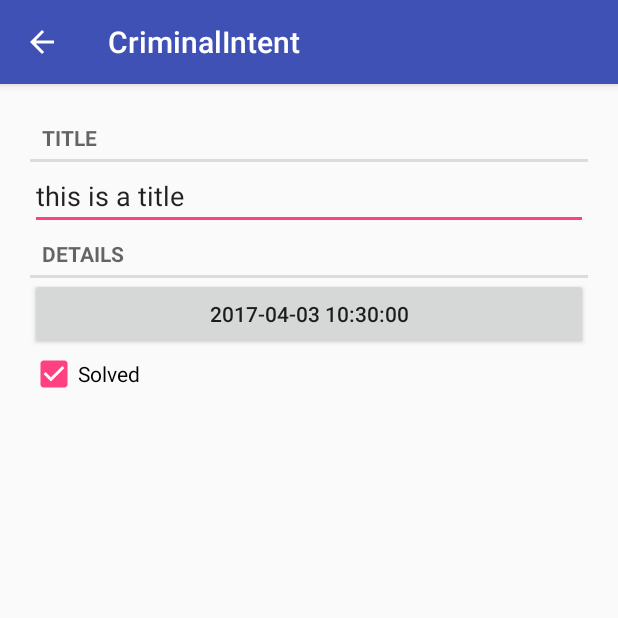
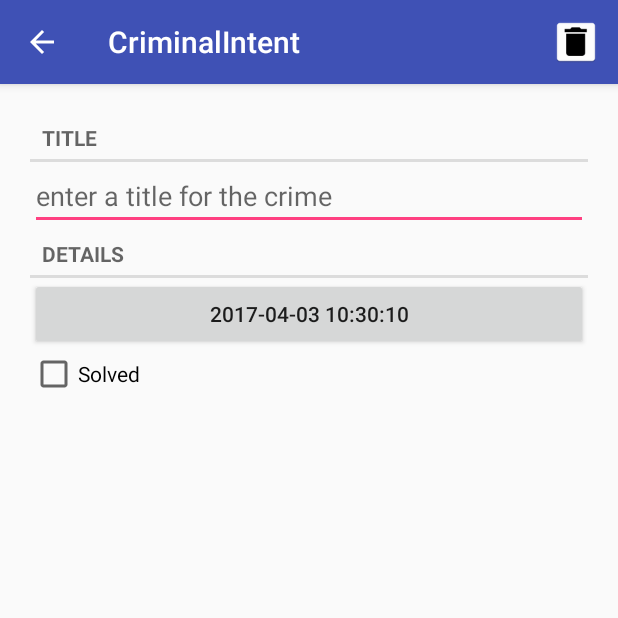
Before and after one commit to z3896823/CrimeIntent, an Android app: the screen it shows after launch (CrimePagerActivity), after a tap on "Add", on a phone screen of 412 x 824 dp, the top half of it. Run offline under Robolectric (Android 15) with nearby library versions, the phone set to English and light mode, and no system bars.

Commit message:
weird bug

```diff
--- a/app/src/main/java/org/zyb/criminalintent/CrimePagerActivity.java
+++ b/app/src/main/java/org/zyb/criminalintent/CrimePagerActivity.java
@@ -7,8 +7,10 @@ import android.support.annotation.Nullable;
 import android.support.v4.app.Fragment;
 import android.support.v4.app.FragmentManager;
 import android.support.v4.app.FragmentStatePagerAdapter;
+import android.support.v4.view.PagerAdapter;
 import android.support.v4.view.ViewPager;
 import android.support.v7.app.AppCompatActivity;
+import android.util.Log;
 
 import org.zyb.criminalintent.fragment.CrimeDetailFragment;
 import org.zyb.criminalintent.model.Crime;
@@ -29,9 +31,10 @@ import java.util.UUID;
 
 public class CrimePagerActivity extends AppCompatActivity {
 
+    private static final String TAG = "ybz";
     private ViewPager vp_container;
 
-    private List<Crime> crimeList;
+    private CrimeManager crimeManager;
 
     public static Intent newIntent(Context context, UUID uuid){
         Intent intent = new Intent(context,CrimePagerActivity.class);
@@ -44,17 +47,18 @@ public class CrimePagerActivity extends AppCompatActivity {
         super.onCreate(savedInstanceState);
         setContentView(R.layout.activity_crimepager);
 
+        crimeManager = CrimeManager.getCrimeManager(this);
         vp_container = (ViewPager) findViewById(R.id.id_vp_container);
 
-        crimeList = CrimeManager.getCrimeManager(this).getCrimeList();
+        // create adapter
+        FragmentManager fragmentManager = getSupportFragmentManager();
+        FragmentStatePagerAdapter adapter = new FragmentStatePagerAdapter(fragmentManager) {
 
-        FragmentManager fragmentManager = getSupportFragmentManager();
+            List<Crime> crimeList = crimeManager.getCrimeList();
 
-        vp_container.setAdapter(new FragmentStatePagerAdapter(fragmentManager) {
             @Override
             public Fragment getItem(int position) {
                 Crime crime = crimeList.get(position);
-                //根据Fragment的特性，每次会实例化三个Fragment，先实例化本身，在分别实例化左边和右边的
                 return CrimeDetailFragment.newInstance(crime.getUuid());
             }
 
@@ -62,14 +66,32 @@ public class CrimePagerActivity extends AppCompatActivity {
             public int getCount() {
                 return crimeList.size();
             }
-        });
 
+            @Override
+            public int getItemPosition(Object object){
+                return PagerAdapter.POSITION_NONE;
+            }
+        };
+        vp_container.setAdapter(adapter);
+
+        // tell viewPager where to start
         UUID crimeId = (UUID) getIntent().getSerializableExtra("crimeId");
+        List<Crime> crimeList = crimeManager.getCrimeList();
         for (int i = 0; i<crimeList.size();i++){
             if (crimeList.get(i).getUuid().equals(crimeId)){
                 vp_container.setCurrentItem(i);
                 break;
             }
         }
+
+    }
+
+    /**
+     * 当某条目被删除后，通知adapter
+     * @param uuid 要删除的item的UUID
+     */
+    public void onItemDeleted(UUID uuid){
+        crimeManager.deleteCrime(uuid);
+        vp_container.getAdapter().notifyDataSetChanged();
     }
 }
--- a/app/src/main/java/org/zyb/criminalintent/fragment/CrimeListFragment.java
+++ b/app/src/main/java/org/zyb/criminalintent/fragment/CrimeListFragment.java
@@ -24,6 +24,7 @@ import org.zyb.criminalintent.model.Crime;
 import org.zyb.criminalintent.model.CrimeManager;
 
 import java.util.List;
+import java.util.UUID;
 
 /**
  * <pre>
@@ -41,9 +42,7 @@ public class CrimeListFragment extends Fragment {
 
     private RecyclerView rv_crimeList;
 
-    private CrimeAdapter adapter;
-
-    private List<Crime> crimeList = null;
+    private CrimeManager crimeManager;
 
     @Override
     public void onCreate(@Nullable Bundle savedInstanceState) {
@@ -61,8 +60,10 @@ public class CrimeListFragment extends Fragment {
 
         rv_crimeList.setLayoutManager(layoutManager);
 
-        crimeList = CrimeManager.getCrimeManager(getActivity()).getCrimeList();
-        adapter = new CrimeAdapter(crimeList);
+        crimeManager = CrimeManager.getCrimeManager(getActivity());
+
+        List<Crime> crimeList = crimeManager.getCrimeList();
+        CrimeAdapter adapter = new CrimeAdapter(crimeList);
         rv_crimeList.setAdapter(adapter);
 
         return view;
@@ -71,8 +72,7 @@ public class CrimeListFragment extends Fragment {
     @Override
     public void onResume() {
         super.onResume();
-        adapter.notifyDataSetChanged();
-        Log.d(TAG, "onResume: ");
+        rv_crimeList.getAdapter().notifyDataSetChanged();
     }
 
     @Override
@@ -86,11 +86,9 @@ public class CrimeListFragment extends Fragment {
     public boolean onOptionsItemSelected(MenuItem item) {
         switch (item.getItemId()){
             case R.id.id_menu_add:
-                Crime crime = new Crime();
-                CrimeManager crimeManager = CrimeManager.getCrimeManager(getActivity());
-                //先向数据库提交这个新的对象，然后再去DetailFragment中具体修改这个对象
-                crimeManager.addCrime(crime);
-                Intent intent = CrimePagerActivity.newIntent(getActivity(),crime.getUuid());
+                // 告诉CrimeManager我要添加一个对象，并返回给我新建对象的UUID
+                UUID uuid = crimeManager.addCrime();//返回新生成的Crime对象的UUID
+                Intent intent = CrimePagerActivity.newIntent(getActivity(),uuid);
                 startActivity(intent);
                 break;
             default:
@@ -117,19 +115,10 @@ public class CrimeListFragment extends Fragment {
                 public void onClick(View v) {
                     int position = holder.getAdapterPosition();
                     Intent intent = CrimePagerActivity.newIntent(getActivity(),crimeList.get(position).getUuid());
-                    Log.d(TAG, "list: "+ crimeList.get(position).toString());
-                    Log.d(TAG, "list: "+ crimeList.get(position).hashCode());
                     startActivity(intent);
                 }
             });
 
-            holder.tv_title.setOnClickListener(new View.OnClickListener() {
-                @Override
-                public void onClick(View v) {
-                    int position = holder.getAdapterPosition();
-                    Toast.makeText(getActivity(), crimeList.get(position).getTitle(), Toast.LENGTH_SHORT).show();
-                }
-            });
 
             holder.cb_isSolved.setOnCheckedChangeListener(new CompoundButton.OnCheckedChangeListener() {
                 @Override
@@ -138,7 +127,7 @@ public class CrimeListFragment extends Fragment {
                     Crime crime = crimeList.get(position);
                     crime.setSolved(isChecked);
                     //向数据库提交数据
-                    CrimeManager.getCrimeManager(getActivity()).changeCrimeSolved(crime.getUuid(),crime.getSolved());
+                    crimeManager.changeCrimeSolved(crime.getUuid(),crime.getSolved());
                 }
             });
 
--- a/app/src/main/java/org/zyb/criminalintent/model/CrimeManager.java
+++ b/app/src/main/java/org/zyb/criminalintent/model/CrimeManager.java
@@ -22,23 +22,23 @@ import java.util.logging.SimpleFormatter;
  *     author : zyb
  *     e-mail : hbdxzyb@hotmail.com
  *     time   : 2017/03/16
- *     desc   : 模型类的控制类，使用单例模式
- *     version: 1.0
+ *     desc   : 模型类的控制类，使用单例模式，作为程序与数据库沟通的桥梁，负责维护数据库中的数据和内存中的数据的一致性
+ *     version: 2.0
  * </pre>
  *
  * 注意，这里的设计是想把该类对象作为单例，但是其他方法却是通过对象调用的方式来访问
  * 注意到只有getCrimeLab是静态方法，另外两个get不是静态的，必须通过对象来调用
  *
- * 在本demo中，当数据发生变化时，永远是先更新数据(先set)，再获取数据(get),而不是直接使用更改过的数据
+ * 该类对数据库提交程序对数据的修改，同时也负责维护内存中数据的变化，保持和数据库的一致性。
+ *
  */
 
 public class CrimeManager {
 
+    private static final String TAG = "ybz";
     private static CrimeManager sCrimeManager; // memory leak here
 
     private List<Crime> crimeList = new ArrayList<>();
-
-    private Context mContext;// an application level context
 
     private SQLiteDatabase crimeDB;
 
@@ -53,7 +53,6 @@ public class CrimeManager {
 
     private CrimeManager(Context context){
         // create or get database here
-        mContext = context.getApplicationContext();
         crimeDB = new CrimeDBHelper(context,DB_NAME,version,createTable).getWritableDatabase();
     }
 
@@ -69,7 +68,8 @@ public class CrimeManager {
             // query database here
             Cursor cursor = crimeDB.rawQuery("select * from Crime",null);
             crimeList = CursorParser.getCrimeList(cursor);
-            //首次载入时进行列表的初始化，但是该初始化并未向数据库写入数据
+            cursor.close();
+            // 如果数据库为空，对列表执行初始化，但是该初始化并不向数据库写入数据
             if (crimeList.isEmpty()){
                 Crime crime = new Crime();
                 crime.setTitle("this is a title");
@@ -77,38 +77,55 @@ public class CrimeManager {
                 crime.setSolved(true);
                 crimeList.add(crime);
             }
-            Log.d("ybz", "getCrimeList: create List");
+            Log.d(TAG, "CrimeList get from database:");
+            for (Crime crime:crimeList){
+                Log.d(TAG, "crime title: "+ crime.getTitle()+ "  uuid: "+crime.getUuid().toString());
+            }
         }
-        Log.d("ybz", "getCrimeList: ");
+
         return crimeList;
     }
-    //增
-    public void addCrime(Crime crime){
-        // add into database and query again
+    /**
+     * 这里要更新内存中的crimeList，有两种方法：
+     * 1. 重新从数据库中读取新的列表
+     * 2. 把新的crime直接添加到内存中的crimeList中去
+     */
+    public UUID addCrime(){
+        // add into database and update crimeList in memory
+        Crime crime = new Crime();
         UUID uuid = crime.getUuid();
-        String title = crime.getTitle();
-        String date = crime.getDate();
+        crimeList.add(crime);
+        crimeDB.execSQL("insert into Crime (UUID, title, date ,isSolved) values (?,?,?,?)",
+                new String[]{uuid.toString(),"",Utility.getNowTime(),"0"});
+        Log.d(TAG, crime.getTitle()+ " is added to database by CrimeManager");
+        return uuid;
+    }
 
-        if (crime.getSolved()) {
-            crimeDB.execSQL("insert into Crime (UUID, title, date ,isSolved) values (?,?,?,?)",
-                    new String[]{uuid.toString(),title,date,"1"});
-        } else {
-            crimeDB.execSQL("insert into Crime (UUID, title, date ,isSolved) values (?,?,?,?) ",
-                    new String[]{uuid.toString(),title,date,"0"});
-        }
-        // 更新crimeList
-        crimeList = getCrimeList();
-    }
-    //删
+    /**
+     * 删除数据库后要更新内存中的crimeList，此时有两种情况：
+     * 1. 如果当前crimeList没被GC回收，那么getCrime能够return一个Crime对象回来，将其从crimeList中删除即可
+     * 2. 如果当前crimeList被GC回收了，那么getCrime会重新请求crimeList，此时根据UUID已经get不到已经删除的Crime对象
+     *    所以返回null，不执行任何操作，同时crimeList也已被更新了
+     * @param crimeId
+     */
     public void deleteCrime(UUID crimeId){
         // delete a crime record
-        crimeDB.execSQL("delete from crime where uuid = ?",new String[]{crimeId.toString()});
-        // 更新crimeList
-        crimeList = getCrimeList();
+        Log.d(TAG, "deleteCrime with uuid: "+ crimeId.toString());
+        crimeDB.execSQL("delete from crime where uuid = ? ",new String[]{crimeId.toString()});
+        // 更新内存中的crimeList
+        Crime crime = getCrime(crimeId);
+        if (crime != null){
+            crimeList.remove(crime);
+            Log.d(TAG, crime.getTitle()+ " deleted by CrimeManager");
+        }
     }
+
     //查
     public Crime getCrime(UUID uuid) {
-        //这里不要在调用getCrimeList
+        //为了防止上一个活动被回收后此处出现空指针，先判断下crimeList还在不在内存中
+        if (crimeList.isEmpty()){
+            crimeList = getCrimeList();
+        }
         for (Crime crime : crimeList) {
             if (crime.getUuid().equals(uuid)) {
                 return crime;
@@ -116,9 +133,13 @@ public class CrimeManager {
         }
         return null;
     }
+
     //改title
-    public void changeCrimeTitle(UUID uuid,String s){
-        crimeDB.execSQL("update crime set title = ? where UUID = ?",new String[]{s,uuid.toString()});
+    public void changeCrimeTitle(UUID uuid,String title){
+        crimeDB.execSQL("update crime set title = ? where UUID = ?",new String[]{title,uuid.toString()});
+        //更新内存中的crimeList
+        Crime crime = getCrime(uuid);
+        crime.setTitle(title);
     }
     //改isSolved
     public void changeCrimeSolved(UUID uuid,boolean isSolved){
@@ -127,10 +148,14 @@ public class CrimeManager {
         } else {
             crimeDB.execSQL("update crime set isSolved = ? where UUID = ?",new String[]{"0",uuid.toString()});
         }
+        Crime crime = getCrime(uuid);
+        crime.setSolved(isSolved);
     }
     //改date
     public void changeCrimeDate(UUID uuid,String date){
         crimeDB.execSQL("update Crime set date = ? where UUID = ?",new String[]{date,uuid.toString()});
+        Crime crime = getCrime(uuid);
+        crime.setDate(date);
     }
 
 }
--- /dev/null
+++ b/app/src/main/res/menu/item_detail_fragment.xml
@@ -0,0 +1,12 @@
+<?xml version="1.0" encoding="utf-8"?>
+<menu xmlns:android="http://schemas.android.com/apk/res/android"
+    xmlns:app="http://schemas.android.com/apk/res-auto">
+
+    <item
+        android:id="@+id/id_menu_delete"
+        android:title="Delete"
+        android:icon="@mipmap/ic_menu_delete"
+        app:showAsAction="always"
+        />
+
+</menu>
```
Also changed, not shown: app/src/main/java/org/zyb/criminalintent/fragment/CrimeDetailFragment.java (+47 -16 lines), app/src/main/ic_delete-web.png (added), app/src/main/ic_menu_delete-web.png (added), app/src/main/res/mipmap-hdpi/ic_menu_delete.png (added), app/src/main/res/mipmap-mdpi/ic_menu_delete.png (added), app/src/main/res/mipmap-xhdpi/ic_menu_delete.png (added), app/src/main/res/mipmap-xxhdpi/ic_menu_delete.png (added), app/src/main/res/mipmap-xxxhdpi/ic_menu_delete.png (added).
